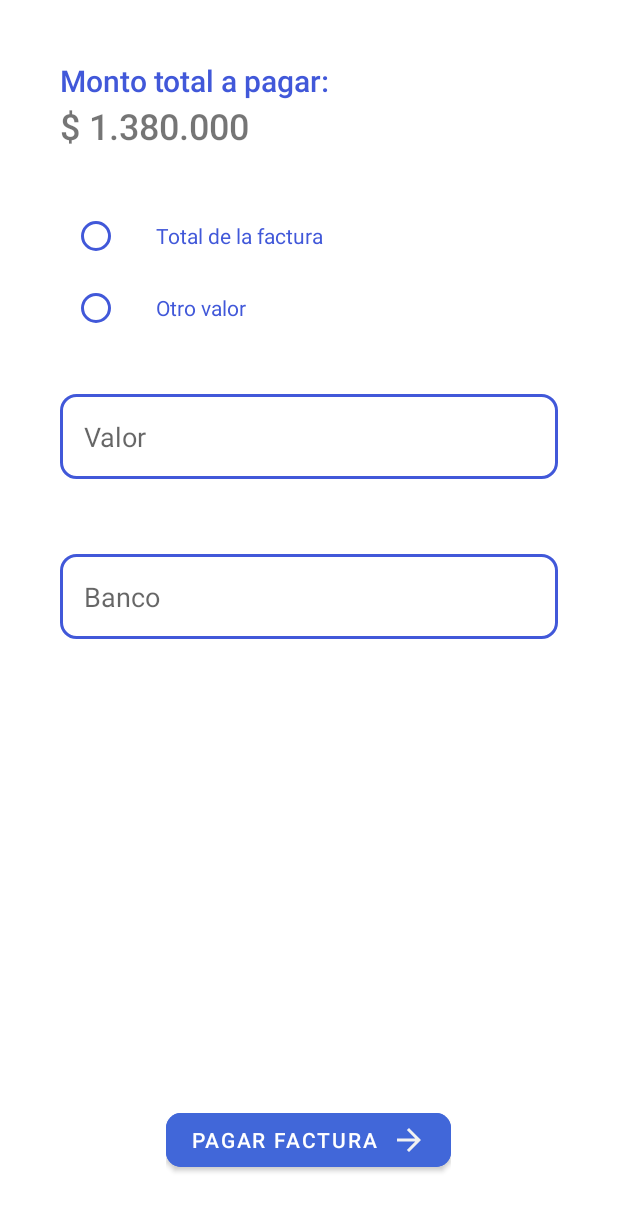
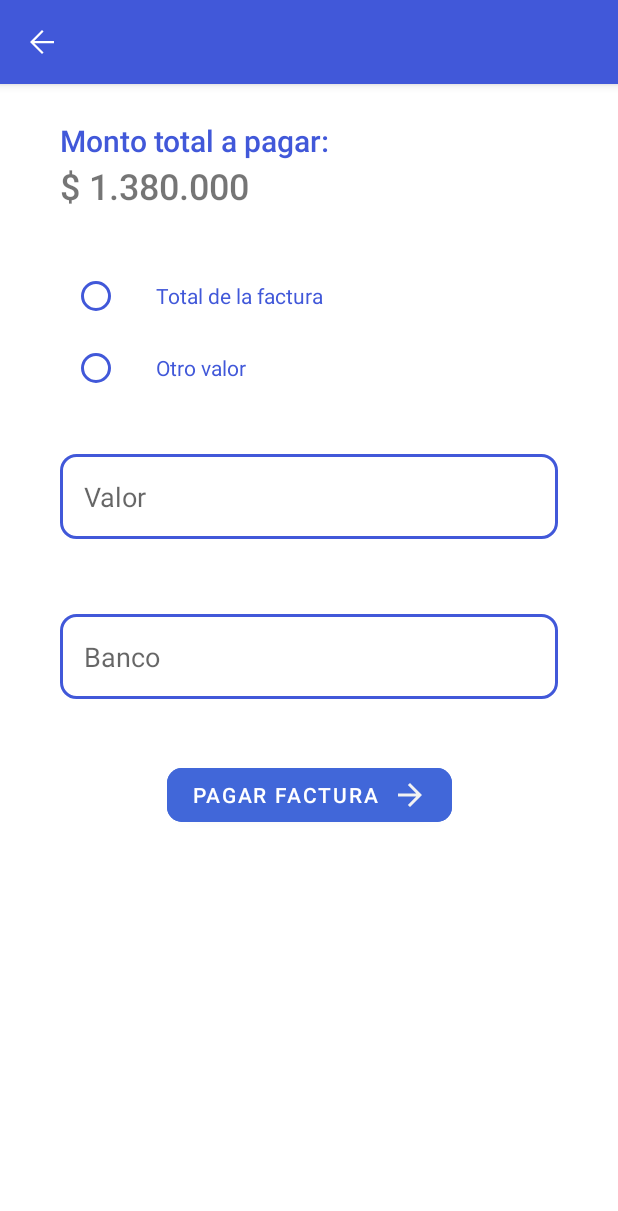
Before and after one commit to Mobile-Apps-Projects/ResidentManagementMobile, an Android app: the layout activity_payment.xml on its own in the app's theme, with its tools: preview values and no code run, on a phone screen of 412 x 824 dp. Shown: the top 1211 px of the screen. Run offline under Robolectric (Android 15) with nearby library versions, the phone set to English and light mode, and no system bars.

Commit message:
Fix navigation and some buttons

```diff
--- a/app/src/main/AndroidManifest.xml
+++ b/app/src/main/AndroidManifest.xml
@@ -11,6 +11,9 @@
         android:supportsRtl="true"
         android:theme="@style/Theme.ResidentManagement"
         tools:targetApi="31">
+        <activity
+            android:name=".view.PaymentActivity"
+            android:exported="false" />
         <activity
             android:name=".view.MainActivity"
             android:exported="false">
--- a/app/src/main/java/com/example/residentmanagement/view/MainActivity.kt
+++ b/app/src/main/java/com/example/residentmanagement/view/MainActivity.kt
@@ -36,7 +36,7 @@ class MainActivity : AppCompatActivity() {
 
         binding.toolbar.setOnMenuItemClickListener { option: MenuItem ->
             when (option.itemId) {
-                R.id.notifications -> showFragment(notificationsFragment)
+                R.id.back -> showFragment(notificationsFragment)
             }
             true
         }
--- /dev/null
+++ b/app/src/main/res/drawable/arrow_back.xml
@@ -0,0 +1,10 @@
+<vector xmlns:android="http://schemas.android.com/apk/res/android"
+    android:width="24dp"
+    android:height="24dp"
+    android:viewportWidth="960"
+    android:viewportHeight="960"
+    android:tint="@color/white">
+  <path
+      android:fillColor="@android:color/white"
+      android:pathData="M480,800L160,480L480,160L522,202L274,450L800,450L800,510L274,510L522,758L480,800Z"/>
+</vector>
--- a/app/src/main/res/layout/fragment_payment.xml
+++ b/app/src/main/res/layout/activity_payment.xml
@@ -4,13 +4,45 @@
     xmlns:tools="http://schemas.android.com/tools"
     android:layout_width="match_parent"
     android:layout_height="match_parent"
-    android:padding="40dp"
     app:layout_anchorGravity="bottom">
+
+    <com.google.android.material.appbar.AppBarLayout
+        android:layout_width="0dp"
+        android:layout_height="wrap_content"
+        app:layout_constraintEnd_toEndOf="parent"
+        app:layout_constraintStart_toStartOf="parent"
+        app:layout_constraintTop_toTopOf="parent">
+
+        <androidx.appcompat.widget.Toolbar
+            android:id="@+id/toolbar"
+            android:layout_width="match_parent"
+            android:layout_height="?attr/actionBarSize"
+            android:background="@color/main_blue"
+            android:gravity="start"
+            app:navigationIcon="@drawable/arrow_back" />
+
+
+    </com.google.android.material.appbar.AppBarLayout>
+
+    <Button
+        android:id="@+id/paymentButton3"
+        android:layout_width="190dp"
+        android:layout_height="wrap_content"
+        android:layout_marginTop="40dp"
+        android:backgroundTint="#4167D9"
+        android:drawableEnd="@drawable/arrow_forward_white"
+        android:text="Pagar factura"
+        app:cornerRadius="10dp"
+        app:layout_constraintEnd_toEndOf="parent"
+        app:layout_constraintStart_toStartOf="parent"
+        app:layout_constraintTop_toBottomOf="@+id/selectBankTF" />
 
     <TextView
         android:id="@+id/totalAmountToPay"
         android:layout_width="match_parent"
         android:layout_height="wrap_content"
+        android:layout_marginStart="40dp"
+        android:layout_marginEnd="40dp"
         android:fontFamily="sans-serif-medium"
         android:text="$ 1.380.000"
         android:textSize="24dp"
@@ -22,6 +54,9 @@
         android:id="@+id/textView"
         android:layout_width="match_parent"
         android:layout_height="wrap_content"
+        android:layout_marginStart="40dp"
+        android:layout_marginTop="80dp"
+        android:layout_marginEnd="40dp"
         android:fontFamily="sans-serif-medium"
         android:text="Monto total a pagar:"
         android:textColor="@color/main_blue"
@@ -36,7 +71,9 @@
         style="@style/textFieldStyle"
         android:layout_width="match_parent"
         android:layout_height="wrap_content"
+        android:layout_marginStart="40dp"
         android:layout_marginTop="33dp"
+        android:layout_marginEnd="40dp"
         android:ems="10"
         android:hint="Valor"
         android:inputType="number"
@@ -49,7 +86,9 @@
         style="@style/textFieldStyle"
         android:layout_width="match_parent"
         android:layout_height="wrap_content"
+        android:layout_marginStart="40dp"
         android:layout_marginTop="50dp"
+        android:layout_marginEnd="40dp"
         android:hint="Banco"
         app:layout_constraintEnd_toEndOf="parent"
         app:layout_constraintStart_toStartOf="parent"
@@ -59,7 +98,9 @@
         android:id="@+id/radioGroup"
         android:layout_width="match_parent"
         android:layout_height="wrap_content"
+        android:layout_marginStart="40dp"
         android:layout_marginTop="33dp"
+        android:layout_marginEnd="40dp"
         android:paddingStart="8dp"
         app:layout_constraintEnd_toEndOf="parent"
         app:layout_constraintStart_toStartOf="parent"
@@ -88,15 +129,4 @@
             android:textColor="@color/main_blue" />
     </RadioGroup>
 
-    <include
-        layout="@layout/payment_button"
-        android:layout_width="wrap_content"
-        android:layout_height="0dp"
-        android:layout_gravity="bottom"
-        android:layout_weight="1"
-        app:layout_constraintBottom_toBottomOf="parent"
-        app:layout_constraintEnd_toEndOf="parent"
-        app:layout_constraintHorizontal_bias="0.498"
-        app:layout_constraintStart_toStartOf="parent" />
-
 </androidx.constraintlayout.widget.ConstraintLayout>
--- a/app/src/main/res/layout/payment_button.xml
+++ /dev/null
@@ -1,16 +0,0 @@
-<?xml version="1.0" encoding="utf-8"?>
-<androidx.constraintlayout.widget.ConstraintLayout xmlns:android="http://schemas.android.com/apk/res/android"
-    xmlns:app="http://schemas.android.com/apk/res-auto"
-    android:layout_width="wrap_content"
-    android:layout_height="wrap_content">
-
-    <Button
-        android:id="@+id/paymentButton"
-        android:layout_width="190dp"
-        android:layout_height="wrap_content"
-        android:backgroundTint="#4167D9"
-        android:drawableEnd="@drawable/arrow_forward_white"
-        android:text="Pagar factura"
-        app:cornerRadius="10dp" />
-
-</androidx.constraintlayout.widget.ConstraintLayout>
--- a/app/src/main/res/menu/menu_toolbar.xml
+++ b/app/src/main/res/menu/menu_toolbar.xml
@@ -3,7 +3,7 @@
     xmlns:app="http://schemas.android.com/apk/res-auto">
 
     <item
-        android:id="@+id/notifications"
+        android:id="@+id/back"
         android:icon="@drawable/notifications_icon"
         android:title="Ofertas"
         app:showAsAction="always" />
```
Also changed, not shown: app/src/main/java/com/example/residentmanagement/view/PaymentActivity.kt (added, +18 -0 lines), app/src/main/java/com/example/residentmanagement/view/fragments/HomeFragment.kt (+9 -0 lines), app/src/main/res/layout/fragment_home.xml (+10 -4 lines).
